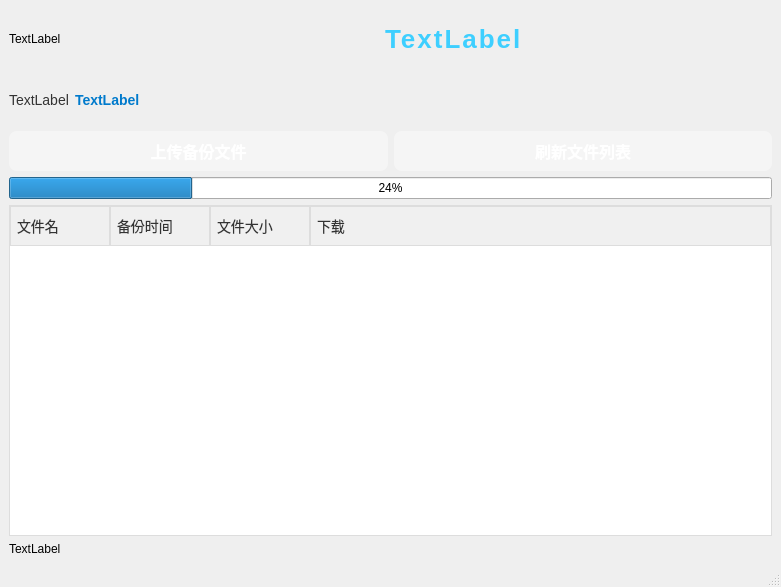
First picture: the form in client/mainwindow.ui, repository Elio265/CloudBackup, before the edit.
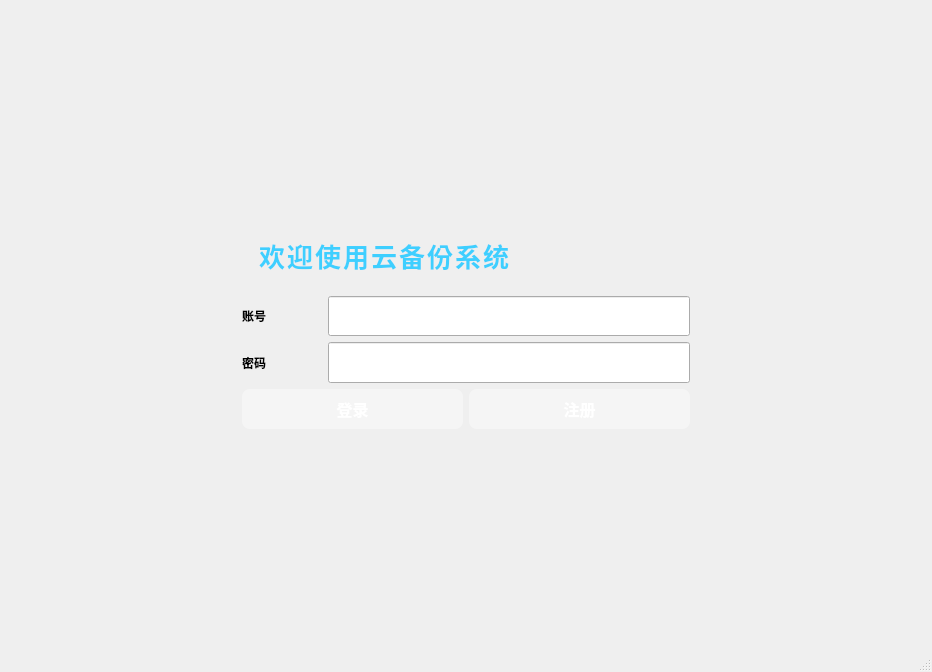
Second picture: the form after the edit. Icons and pictures are not drawn.

What changed in the file:
```diff
--- a/client/mainwindow.ui
+++ b/client/mainwindow.ui
@@ -6,8 +6,8 @@
    <rect>
     <x>0</x>
     <y>0</y>
-    <width>781</width>
-    <height>587</height>
+    <width>932</width>
+    <height>672</height>
    </rect>
   </property>
   <property name="windowTitle">
@@ -27,15 +27,15 @@
   </property>
   <widget class="QWidget" name="centralwidget">
    <layout class="QGridLayout" name="gridLayout">
-    <item row="2" column="0">
-     <widget class="QLabel" name="resultlabel">
-      <property name="text">
-       <string>TextLabel</string>
+    <item row="0" column="0">
+     <widget class="QStackedWidget" name="stackedWidget">
+      <property name="currentIndex">
+       <number>1</number>
       </property>
-     </widget>
-    </item>
+      <widget class="QWidget" name="page">
+       <layout class="QGridLayout" name="gridLayout_3">
     <item row="0" column="0">
-     <layout class="QVBoxLayout" name="verticalLayout" stretch="3,3,2,2,20">
+         <layout class="QVBoxLayout" name="verticalLayout" stretch="0,3,2,2,20,0">
       <item>
        <layout class="QHBoxLayout" name="horizontalLayout" stretch="7,8">
         <item>
@@ -280,7 +280,287 @@
         </column>
        </widget>
       </item>
-     </layout>
+          <item>
+           <widget class="QLabel" name="resultlabel">
+            <property name="text">
+             <string>TextLabel</string>
+            </property>
+           </widget>
+          </item>
+         </layout>
+        </item>
+       </layout>
+      </widget>
+      <widget class="QWidget" name="loginpage">
+       <layout class="QGridLayout" name="gridLayout_2">
+        <item row="0" column="0">
+         <layout class="QHBoxLayout" name="horizontalLayout_4" stretch="1,2,1">
+          <item>
+           <spacer name="horizontalSpacer">
+            <property name="orientation">
+             <enum>Qt::Horizontal</enum>
+            </property>
+            <property name="sizeHint" stdset="0">
+             <size>
+              <width>40</width>
+              <height>20</height>
+             </size>
+            </property>
+           </spacer>
+          </item>
+          <item>
+           <layout class="QVBoxLayout" name="verticalLayout_2" stretch="100,30,20,20,20,100">
+            <item>
+             <spacer name="verticalSpacer_2">
+              <property name="orientation">
+               <enum>Qt::Vertical</enum>
+              </property>
+              <property name="sizeHint" stdset="0">
+               <size>
+                <width>20</width>
+                <height>40</height>
+               </size>
+              </property>
+             </spacer>
+            </item>
+            <item>
+             <widget class="QLabel" name="title">
+              <property name="styleSheet">
+               <string notr="true">font-family: '微软雅黑', 'Arial', sans-serif;
+font-size: 26px;
+font-weight: 700;
+color: #3ECFFF;
+border-radius: 7px;
+padding: 15px 10px;
+text-align: center;
+letter-spacing: 2px;
+
+box-shadow: 0 2px 8px rgba(0,0,0,0.15);
+qproperty-alignment: 'AlignCenter';</string>
+              </property>
+              <property name="text">
+               <string>欢迎使用云备份系统</string>
+              </property>
+             </widget>
+            </item>
+            <item>
+             <layout class="QHBoxLayout" name="horizontalLayout_5" stretch="2,9">
+              <item>
+               <widget class="QLabel" name="username">
+                <property name="styleSheet">
+                 <string notr="true">font-family: '黑体';
+font-weight: bold;
+qproperty-alignment: 'AlignCenter';</string>
+                </property>
+                <property name="text">
+                 <string>账号</string>
+                </property>
+               </widget>
+              </item>
+              <item>
+               <widget class="QLineEdit" name="usernamelineedit">
+                <property name="sizePolicy">
+                 <sizepolicy hsizetype="Expanding" vsizetype="Expanding">
+                  <horstretch>0</horstretch>
+                  <verstretch>0</verstretch>
+                 </sizepolicy>
+                </property>
+               </widget>
+              </item>
+             </layout>
+            </item>
+            <item>
+             <layout class="QHBoxLayout" name="horizontalLayout_7" stretch="2,9">
+              <item>
+               <widget class="QLabel" name="password">
+                <property name="styleSheet">
+                 <string notr="true">font-family: '黑体';
+font-weight: bold;
+qproperty-alignment: 'AlignCenter';</string>
+                </property>
+                <property name="text">
+                 <string>密码</string>
+                </property>
+               </widget>
+              </item>
+              <item>
+               <widget class="QLineEdit" name="passwordlineedit">
+                <property name="sizePolicy">
+                 <sizepolicy hsizetype="Expanding" vsizetype="Expanding">
+                  <horstretch>0</horstretch>
+                  <verstretch>0</verstretch>
+                 </sizepolicy>
+                </property>
+                <property name="minimumSize">
+                 <size>
+                  <width>0</width>
+                  <height>0</height>
+                 </size>
+                </property>
+                <property name="maximumSize">
+                 <size>
+                  <width>16777215</width>
+                  <height>16777215</height>
+                 </size>
+                </property>
+                <property name="echoMode">
+                 <enum>QLineEdit::Password</enum>
+                </property>
+               </widget>
+              </item>
+             </layout>
+            </item>
+            <item>
+             <layout class="QHBoxLayout" name="horizontalLayout_6">
+              <item>
+               <widget class="QPushButton" name="loginbutton">
+                <property name="sizePolicy">
+                 <sizepolicy hsizetype="Expanding" vsizetype="Expanding">
+                  <horstretch>0</horstretch>
+                  <verstretch>0</verstretch>
+                 </sizepolicy>
+                </property>
+                <property name="styleSheet">
+                 <string notr="true">/* 基本按钮样式 */
+QPushButton {
+    /* 渐变背景：从亮蓝到深蓝 */
+    background: qlineargradient(x1:0, y1:0, x2:0, y2:1,
+                                stop:0 #5dade2, stop:1 #2874a6);
+    border: none;
+    border-radius: 8px;           /* 圆角 */
+    color: #ffffff;               /* 字体颜色 */
+    font-size: 16px;              /* 字体大小 */
+    font-weight: bold;            /* 字体加粗 */
+    padding: 8px 20px;            /* 内边距，上下8px，左右20px */
+    min-width: 100px;             /* 最小宽度 */
+    outline: none;                /* 取消焦点虚线框 */
+}
+
+/* 悬停时的效果 */
+QPushButton:hover {
+    background: qlineargradient(x1:0, y1:0, x2:0, y2:1,
+                                stop:0 #85c1e9, stop:1 #2e86c1);
+}
+
+/* 按下时的效果 */
+QPushButton:pressed {
+    background: qlineargradient(x1:0, y1:0, x2:0, y2:1,
+                                stop:0 #2471a3, stop:1 #1b4f72);
+    padding-left: 22px;  /* 模拟按下偏移 */
+    padding-top: 10px;
+}
+
+/* 禁用时的效果 */
+QPushButton:disabled {
+    background: #bbb;
+    color: #666;
+}
+
+/* 如果想在按钮里显示图标+文字，同时图标在左，文字在右： */
+QPushButton {
+    qproperty-icon: url(:/images/upload.svg);
+    qproperty-iconSize: 24px 24px;
+    /* 图标和文字自动有间隔 */
+}
+</string>
+                </property>
+                <property name="text">
+                 <string>登录</string>
+                </property>
+               </widget>
+              </item>
+              <item>
+               <widget class="QPushButton" name="registerbutton">
+                <property name="sizePolicy">
+                 <sizepolicy hsizetype="Expanding" vsizetype="Expanding">
+                  <horstretch>0</horstretch>
+                  <verstretch>0</verstretch>
+                 </sizepolicy>
+                </property>
+                <property name="styleSheet">
+                 <string notr="true">/* 基本按钮样式 */
+QPushButton {
+    /* 渐变背景：从亮蓝到深蓝 */
+    background: qlineargradient(x1:0, y1:0, x2:0, y2:1,
+                                stop:0 #5dade2, stop:1 #2874a6);
+    border: none;
+    border-radius: 8px;           /* 圆角 */
+    color: #ffffff;               /* 字体颜色 */
+    font-size: 16px;              /* 字体大小 */
+    font-weight: bold;            /* 字体加粗 */
+    padding: 8px 20px;            /* 内边距，上下8px，左右20px */
+    min-width: 100px;             /* 最小宽度 */
+    outline: none;                /* 取消焦点虚线框 */
+}
+
+/* 悬停时的效果 */
+QPushButton:hover {
+    background: qlineargradient(x1:0, y1:0, x2:0, y2:1,
+                                stop:0 #85c1e9, stop:1 #2e86c1);
+}
+
+/* 按下时的效果 */
+QPushButton:pressed {
+    background: qlineargradient(x1:0, y1:0, x2:0, y2:1,
+                                stop:0 #2471a3, stop:1 #1b4f72);
+    padding-left: 22px;  /* 模拟按下偏移 */
+    padding-top: 10px;
+}
+
+/* 禁用时的效果 */
+QPushButton:disabled {
+    background: #bbb;
+    color: #666;
+}
+
+/* 如果想在按钮里显示图标+文字，同时图标在左，文字在右： */
+QPushButton {
+    qproperty-icon: url(:/images/upload.svg);
+    qproperty-iconSize: 24px 24px;
+    /* 图标和文字自动有间隔 */
+}
+</string>
+                </property>
+                <property name="text">
+                 <string>注册</string>
+                </property>
+               </widget>
+              </item>
+             </layout>
+            </item>
+            <item>
+             <spacer name="verticalSpacer">
+              <property name="orientation">
+               <enum>Qt::Vertical</enum>
+              </property>
+              <property name="sizeHint" stdset="0">
+               <size>
+                <width>20</width>
+                <height>40</height>
+               </size>
+              </property>
+             </spacer>
+            </item>
+           </layout>
+          </item>
+          <item>
+           <spacer name="horizontalSpacer_2">
+            <property name="orientation">
+             <enum>Qt::Horizontal</enum>
+            </property>
+            <property name="sizeHint" stdset="0">
+             <size>
+              <width>40</width>
+              <height>20</height>
+             </size>
+            </property>
+           </spacer>
+          </item>
+         </layout>
+        </item>
+       </layout>
+      </widget>
+     </widget>
     </item>
    </layout>
   </widget>
```
Left out of the diff: 10 changed lines with no effect on the pictures. Lines whose indentation alone changed are shown as unchanged.
